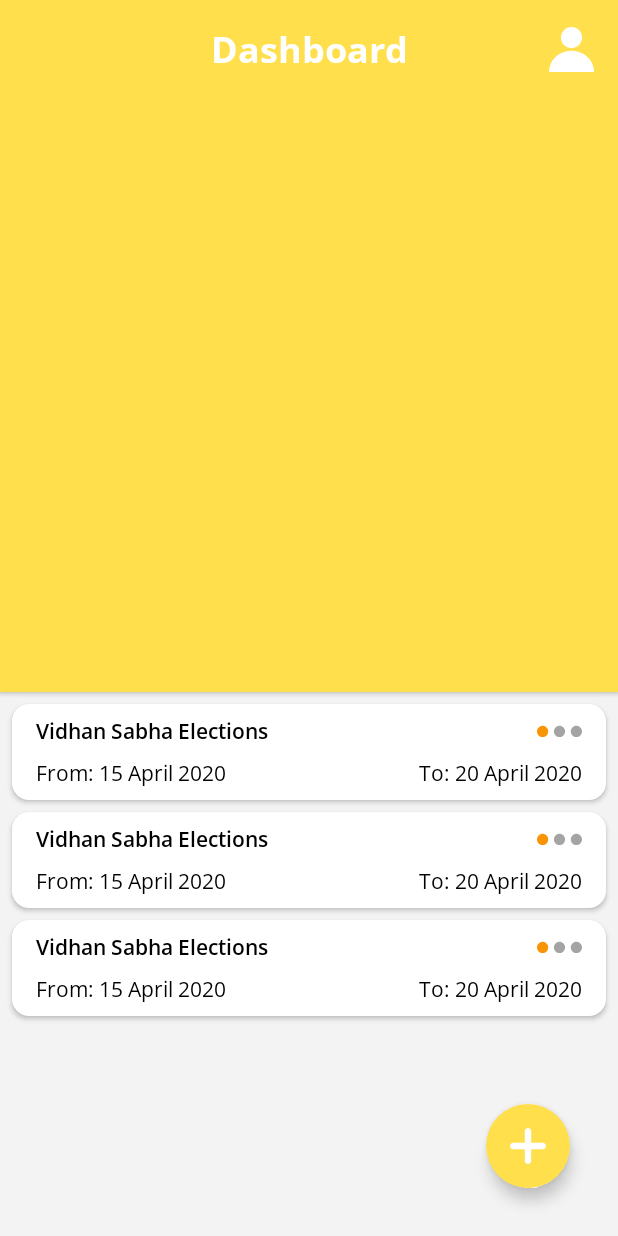
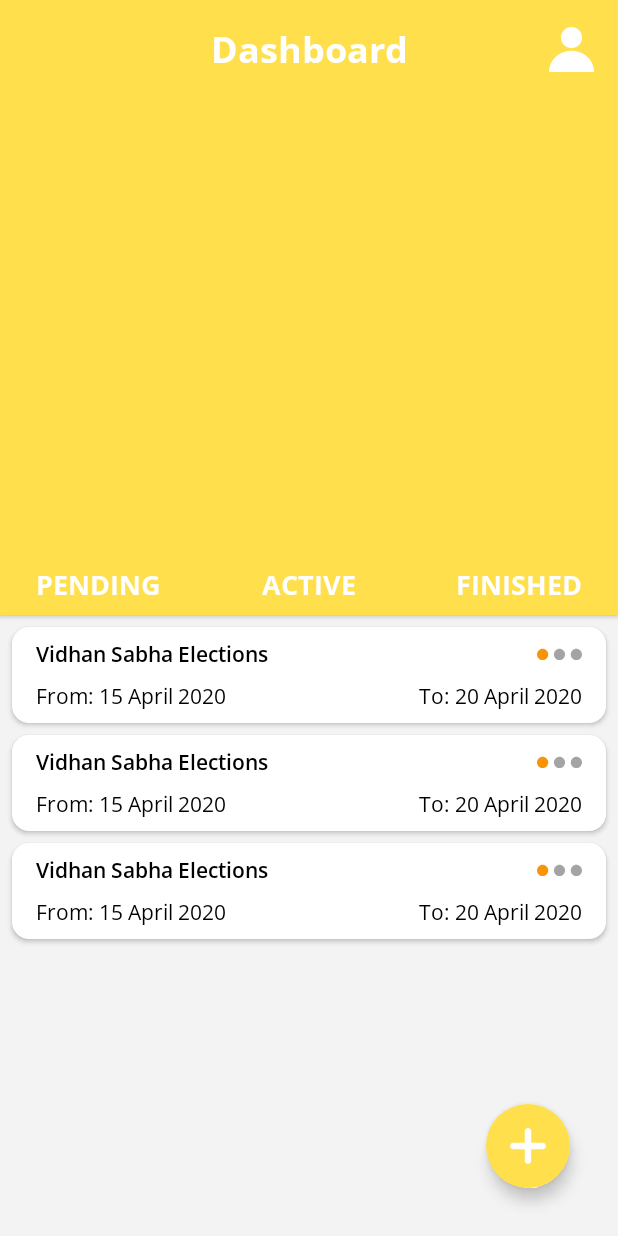
Before and after one commit to IshitaAg/Agora-Android, an Android app: the layout activity_home.xml on its own in the app's theme, with its tools: preview values and no code run, on a phone screen of 412 x 824 dp. Run offline under Robolectric (Android 15) with nearby library versions, the phone set to English and light mode, and no system bars.

Commit message:
Overhauled ui for home screen

```diff
--- a/agora-android/GSoC2020/app/src/main/res/layout/activity_home.xml
+++ b/agora-android/GSoC2020/app/src/main/res/layout/activity_home.xml
@@ -28,7 +28,7 @@
                 android:layout_width="wrap_content"
                 android:layout_height="wrap_content"
                 android:orientation="horizontal"
-                app:layout_constraintGuide_percent="0.56" />
+                app:layout_constraintGuide_begin="410dp" />
 
             <TextView
                 android:id="@+id/textView16"
@@ -78,6 +78,76 @@
                 app:borderWidth="0dp"
                 app:layout_constraintBottom_toBottomOf="@+id/home_elections_recycler"
                 app:layout_constraintEnd_toEndOf="parent" />
+
+            <TextView
+                android:id="@+id/home_pending"
+                style="@style/election_status_style"
+                android:layout_marginStart="24dp"
+                android:layout_marginBottom="8dp"
+                android:text="PENDING"
+                app:layout_constraintBottom_toBottomOf="@+id/view2"
+                app:layout_constraintEnd_toStartOf="@id/home_active"
+                app:layout_constraintHorizontal_chainStyle="spread_inside"
+                app:layout_constraintStart_toStartOf="parent" />
+
+            <TextView
+                android:id="@+id/home_active"
+                style="@style/election_status_style"
+                android:layout_width="wrap_content"
+                android:layout_height="wrap_content"
+                android:elevation="2dp"
+                android:text="ACTIVE"
+                app:layout_constraintBottom_toBottomOf="@+id/home_pending"
+                app:layout_constraintEnd_toStartOf="@+id/home_finished"
+                app:layout_constraintStart_toEndOf="@+id/home_pending"
+                app:layout_constraintTop_toTopOf="@+id/home_pending" />
+
+            <TextView
+                android:id="@+id/home_finished"
+                style="@style/election_status_style"
+                android:layout_width="wrap_content"
+                android:layout_height="wrap_content"
+                android:layout_marginEnd="24dp"
+                android:elevation="2dp"
+                android:text="FINISHED"
+                app:layout_constraintBottom_toBottomOf="@+id/home_active"
+                app:layout_constraintEnd_toEndOf="parent"
+                app:layout_constraintStart_toEndOf="@id/home_active"
+                app:layout_constraintTop_toTopOf="@+id/home_active" />
+
+            <View
+                android:id="@+id/view16"
+                android:layout_width="0dp"
+                android:layout_height="4dp"
+                android:background="@color/colorWhite"
+                app:layout_constraintBottom_toTopOf="@+id/guideline"
+                app:layout_constraintEnd_toEndOf="@+id/home_pending"
+                app:layout_constraintStart_toStartOf="@+id/home_pending"
+                app:layout_constraintTop_toBottomOf="@+id/home_pending"
+                app:layout_constraintVertical_bias="1.0"
+                tools:elevation="2dp" />
+
+            <View
+                android:id="@+id/view17"
+                android:layout_width="0dp"
+                android:layout_height="2dp"
+                android:layout_marginTop="6dp"
+                android:background="@android:color/transparent"
+                app:layout_constraintBottom_toBottomOf="@+id/view2"
+                app:layout_constraintEnd_toEndOf="@+id/home_active"
+                app:layout_constraintStart_toStartOf="@+id/home_active"
+                app:layout_constraintTop_toBottomOf="@+id/home_active" />
+
+            <View
+                android:id="@+id/view18"
+                android:layout_width="0dp"
+                android:layout_height="2dp"
+                android:layout_marginTop="6dp"
+                android:background="@android:color/transparent"
+                app:layout_constraintBottom_toTopOf="@+id/guideline"
+                app:layout_constraintEnd_toEndOf="@+id/home_finished"
+                app:layout_constraintStart_toStartOf="@+id/home_finished"
+                app:layout_constraintTop_toBottomOf="@+id/home_finished" />
         </androidx.constraintlayout.widget.ConstraintLayout>
     </androidx.coordinatorlayout.widget.CoordinatorLayout>
 </layout>
--- a/agora-android/GSoC2020/app/src/main/res/values/styles.xml
+++ b/agora-android/GSoC2020/app/src/main/res/values/styles.xml
@@ -139,4 +139,14 @@
         <item name="android:textSize">12sp</item>
     </style>
 
+    <style name="election_status_style">
+        <item name="android:layout_width">wrap_content</item>
+        <item name="android:layout_height">wrap_content</item>
+        <item name="android:elevation">2dp</item>
+        <item name="android:fontFamily">@font/open_sans_bold</item>
+        <item name="android:textColor">@color/colorWhite</item>
+        <item name="android:textSize">18sp</item>
+        <item name="android:textStyle">bold</item>
+    </style>
+
 </resources>
```
